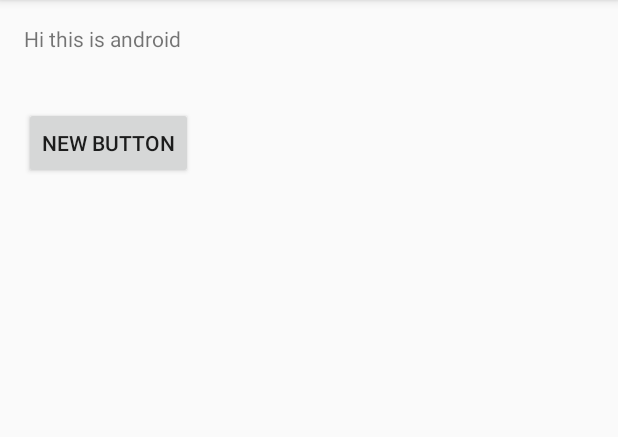
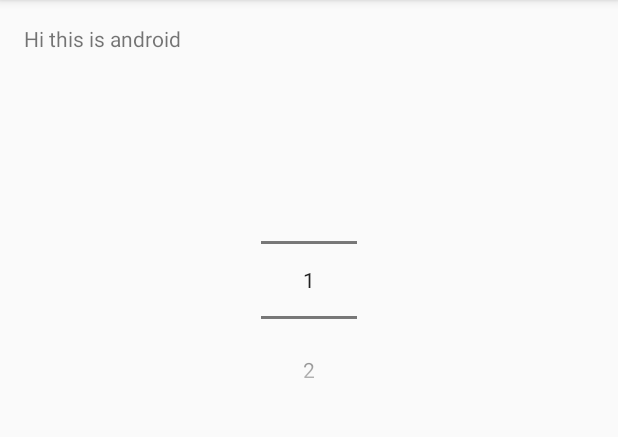
Before and after one commit to wyattjcooper/PracticeApp, an Android app: the screen it shows after launch (MainActivity), on a phone screen of 412 x 824 dp, the part 84-521 px from its top. Run offline under Robolectric (Android 15) with nearby library versions, the phone set to English and light mode, and no system bars.

Commit message:
Made simple number clicker "game"

```diff
--- a/app/src/main/java/com/example/wyattcooper/practiceapp/MainActivity.java
+++ b/app/src/main/java/com/example/wyattcooper/practiceapp/MainActivity.java
@@ -5,10 +5,12 @@ import android.os.Bundle;
 import android.view.View;
 import android.widget.Button;
 import android.widget.TextView;
-
+import android.widget.NumberPicker;
+import java.util.Random;
 public class MainActivity extends AppCompatActivity {
 
     TextView textView;
+    NumberPicker np;
 
     @Override
     protected void onCreate(Bundle savedInstanceState) {
@@ -16,13 +18,27 @@ public class MainActivity extends AppCompatActivity {
         setContentView(R.layout.activity_main);
 
         textView = (TextView) findViewById(R.id.textView);
+        np = (NumberPicker) findViewById(R.id.numberPicker);
+        Random rand = new Random();
+        final int randomVal = rand.nextInt(20);
+        String[] nums = new String[20];
+        for(int i=0; i<nums.length; i++)
+            nums[i] = Integer.toString(i);
 
-        Button button = (Button) findViewById(R.id.button);
-        button.setOnClickListener(new View.OnClickListener() {
+        np.setMinValue(1);
+        np.setMaxValue(20);
+        np.setWrapSelectorWheel(false);
+        //np.setDisplayedValues(nums);
+        np.setValue(1);
+        np.setOnValueChangedListener(new NumberPicker.OnValueChangeListener() {
             @Override
-            public void onClick(View v) {
-                textView.setText("It works!");
+            public void onValueChange(NumberPicker picker, int oldVal, int newVal) {
+                    if (newVal == randomVal) {
+                        textView.setText("You got it");
+                    }
             }
         });
+
+
     }
 }
--- a/app/src/main/res/layout/activity_main.xml
+++ b/app/src/main/res/layout/activity_main.xml
@@ -15,13 +15,12 @@
         android:text="@string/header"
         android:id="@+id/textView" />
 
-    <Button
+    <NumberPicker
         android:layout_width="wrap_content"
         android:layout_height="wrap_content"
-        android:text="New Button"
-        android:id="@+id/button"
+        android:id="@+id/numberPicker"
         android:layout_below="@+id/textView"
-        android:layout_alignParentLeft="true"
-        android:layout_alignParentStart="true"
-        android:layout_marginTop="36dp" />
+        android:layout_centerHorizontal="true"
+        android:layout_marginTop="61dp" />
+
 </RelativeLayout>
```
